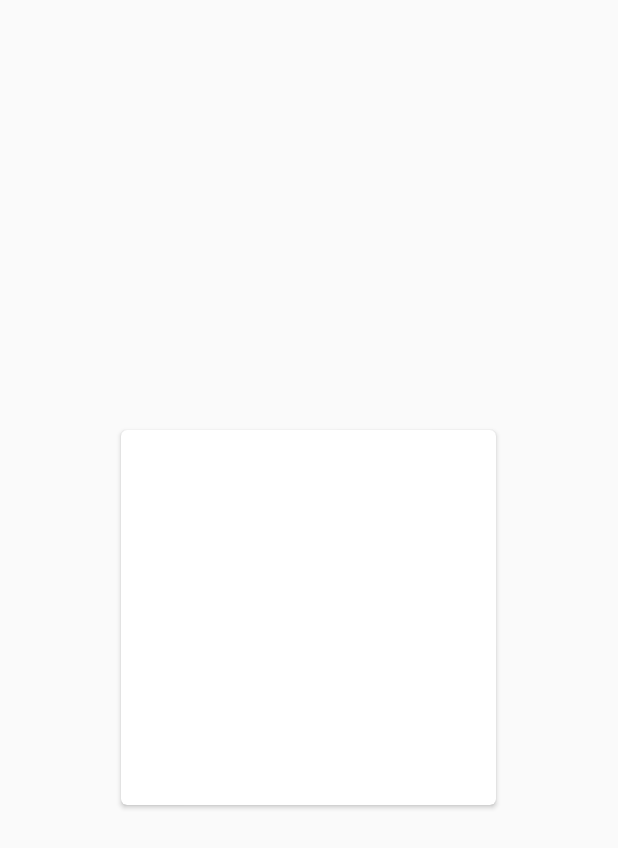
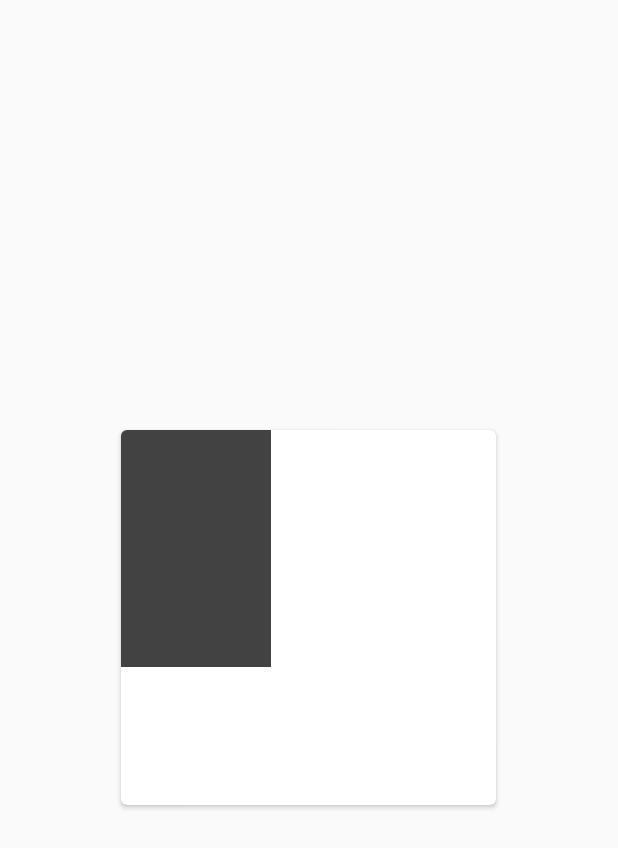
Before and after one commit to Zuhair-Kj/TMDB, an Android app: the layout list_item_media.xml on its own in the app's theme, with its tools: preview values and no code run, on a phone screen of 412 x 824 dp. Shown: the top 848 px of the screen. Run offline under Robolectric (Android 15) with nearby library versions, the phone set to English and light mode, and no system bars; network calls fail.

Commit message:
Card views

```diff
--- a/app/build.gradle
+++ b/app/build.gradle
@@ -49,6 +49,7 @@ dependencies {
     implementation rootProject.ext.deps.daggerSupport
     kapt rootProject.ext.deps.daggerAndroidProcessor
     kapt rootProject.ext.deps.daggerCompiler
-    implementation 'com.android.support:recyclerview-v7:26.1.0'
-    implementation 'com.android.support:cardview-v7:26.1.0'
+    implementation rootProject.ext.deps.recyclerView
+    implementation rootProject.ext.deps.cardView
+    implementation rootProject.ext.deps.imageLoader
 }
--- a/app/src/main/AndroidManifest.xml
+++ b/app/src/main/AndroidManifest.xml
@@ -14,14 +14,14 @@
 
         <activity android:name=".app.view.LoginActivity">
 
-        </activity>
-
-        <activity android:name=".app.view.DiscoveryActivity">
             <intent-filter>
                 <action android:name="android.intent.action.MAIN" />
                 <category android:name="android.intent.category.LAUNCHER" />
             </intent-filter>
+
         </activity>
+
+        <activity android:name=".app.view.DiscoveryActivity" />
 
     </application>
 </manifest>
--- a/app/src/main/java/com/movies/careem/tmdb/app/Config.kt
+++ b/app/src/main/java/com/movies/careem/tmdb/app/Config.kt
@@ -4,5 +4,6 @@ class Config {
     companion object {
         val apiKey = "7dff33675eb99c9fbc1c893f03f8e7b3"
         val baseUrl = "https://api.themoviedb.org/3/"
+        val imageBaseUrl = "https://image.tmdb.org/t/p/w"
     }
 }
--- a/app/src/main/java/com/movies/careem/tmdb/app/model/MovieMetaData.kt
+++ b/app/src/main/java/com/movies/careem/tmdb/app/model/MovieMetaData.kt
@@ -1,9 +1,12 @@
 package com.movies.careem.tmdb.app.model
 
 import com.google.gson.annotations.SerializedName
+import com.movies.careem.tmdb.app.Config
 
 class MovieMetaData constructor(val id: String?,
                                 val title: String?,
                                 @SerializedName("vote_average") val votes: Float,
                                 val adult: Boolean,
-                                @SerializedName("poster_path") val imageUrl: String)
+                                @SerializedName("poster_path") val imageUrl: String) {
+    fun getImageFullUrl(): String = Config.imageBaseUrl + imageUrl
+}
--- a/app/src/main/java/com/movies/careem/tmdb/app/view/DiscoveryActivity.kt
+++ b/app/src/main/java/com/movies/careem/tmdb/app/view/DiscoveryActivity.kt
@@ -24,7 +24,6 @@ class DiscoveryActivity : AppCompatActivity() {
 
     lateinit var binding: ActivityDiscoveryBinding
     @Inject lateinit var discoveryCall: DiscoveryCall
-    @Inject lateinit var sharedPrefsUtils: SharedPreferencesUtils
     lateinit var moviesAdapter: MoviesAdapter
 
     @Module
--- a/app/src/main/java/com/movies/careem/tmdb/app/view/LoginActivity.kt
+++ b/app/src/main/java/com/movies/careem/tmdb/app/view/LoginActivity.kt
@@ -40,6 +40,10 @@ class LoginActivity : AppCompatActivity() {
         binding.title = "Hola!"
         binding.executePendingBindings()
 
+        doLogin()
+    }
+
+    fun doLogin() {
         sessionCall.execute(object : BaseApiCallback<GuestSession>() {
             override fun onError(e: Throwable) {
                 e.apply {
--- a/app/src/main/java/com/movies/careem/tmdb/app/view/adapters/MoviesAdapter.kt
+++ b/app/src/main/java/com/movies/careem/tmdb/app/view/adapters/MoviesAdapter.kt
@@ -36,6 +36,8 @@ class MoviesAdapter constructor(val items: MutableList<MovieMetaData>) : Recycle
 
         fun populateCard(movie: MovieMetaData) {
             listItembinding.movie = movie
+            if (!movie.adult)
+                listItembinding.adult.text = listItembinding.root.context.getString(R.string.adult_safe)
             listItembinding.executePendingBindings()
         }
     }
--- a/app/src/main/res/layout/list_item_media.xml
+++ b/app/src/main/res/layout/list_item_media.xml
@@ -1,10 +1,9 @@
 <?xml version="1.0" encoding="utf-8"?>
 <layout xmlns:android="http://schemas.android.com/apk/res/android"
-    xmlns:card_view="http://schemas.android.com/apk/res-auto">
-
+    xmlns:card_view="http://schemas.android.com/apk/res-auto"
+    xmlns:bind="http://schemas.android.com/apk/res-auto">
     <data>
         <import type="com.movies.careem.tmdb.app.model.MovieMetaData" />
-        <import type="com.movies.careem.tmdb.R" />
         <variable name="movie" type="MovieMetaData" />
     </data>
 
@@ -16,27 +15,33 @@
         card_view:cardCornerRadius="4dp">
 
         <LinearLayout
-            android:layout_width="match_parent"
-            android:layout_height="match_parent"
-            android:orientation="vertical">
+            android:layout_width="wrap_content"
+            android:layout_height="wrap_content"
+            android:orientation="vertical"
+            android:background="@color/cardview_dark_background">
 
             <TextView
                 android:id="@+id/title"
-                android:layout_width="match_parent"
-                android:layout_height="match_parent"
+                android:layout_width="wrap_content"
+                android:layout_height="wrap_content"
                 android:text="@{movie.title}" />
 
             <TextView
                 android:id="@+id/rating"
-                android:layout_width="match_parent"
-                android:layout_height="match_parent"
+                android:layout_width="wrap_content"
+                android:layout_height="wrap_content"
                 android:text="@{Float.toString(movie.votes)}" />
 
             <TextView
                 android:id="@+id/adult"
-                android:layout_width="match_parent"
-                android:layout_height="match_parent"
-                android:text="@{Boolean.toString(movie.adult)}" />
+                android:layout_width="wrap_content"
+                android:layout_height="wrap_content" />
+
+            <ImageView
+                android:id="@+id/image"
+                android:layout_width="100dp"
+                android:layout_height="100dp"
+                bind:imageUrl="@{movie.imageUrl}"/>
 
         </LinearLayout>
     </android.support.v7.widget.CardView>
--- /dev/null
+++ b/app/src/main/res/values/dimens.xml
@@ -0,0 +1,4 @@
+<?xml version="1.0" encoding="utf-8"?>
+<resources>
+    <integer name="poster_config_size">154</integer>
+</resources>
--- a/app/src/main/res/values/strings.xml
+++ b/app/src/main/res/values/strings.xml
@@ -1,3 +1,4 @@
 <resources>
     <string name="app_name">TMDB</string>
+    <string name="adult_safe">Family safe</string>
 </resources>
```
Also changed, not shown: app/src/main/java/com/movies/careem/tmdb/app/MyApplication.kt (+19 -0 lines), app/src/main/java/com/movies/careem/tmdb/app/utils/ImageUrlHelper.kt (added, +17 -0 lines), app/src/main/java/com/movies/careem/tmdb/app/view/binding/ImageBindingHelper.kt (added, +18 -0 lines), buildSystem/dependencies.gradle (+5 -2 lines).
